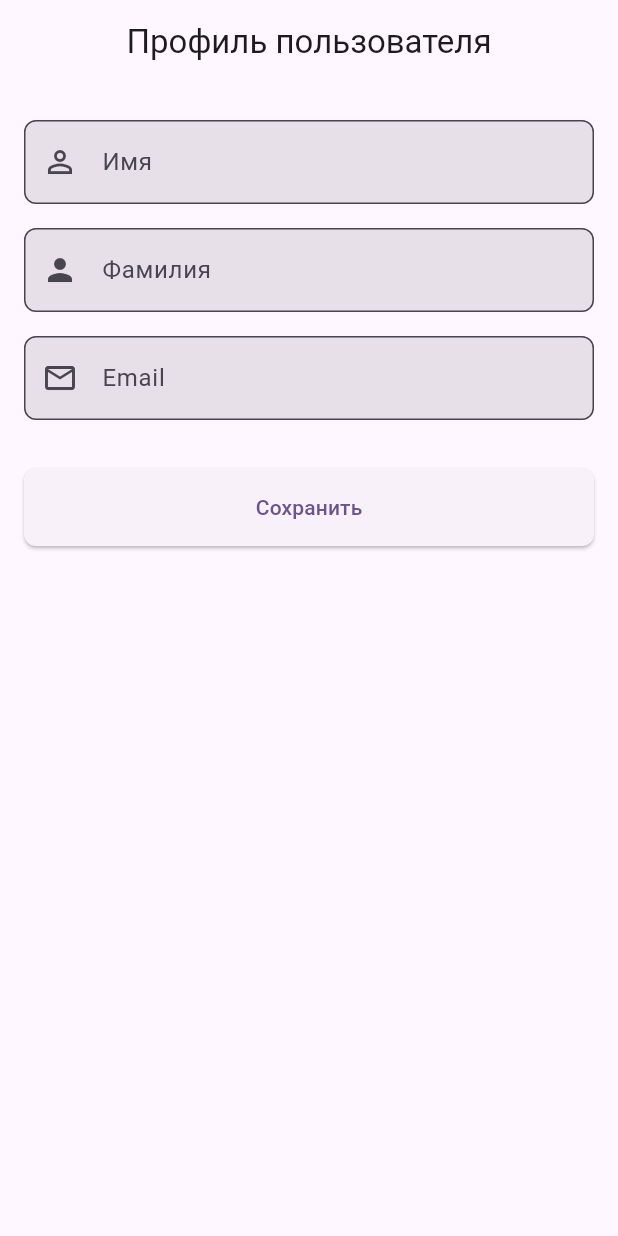
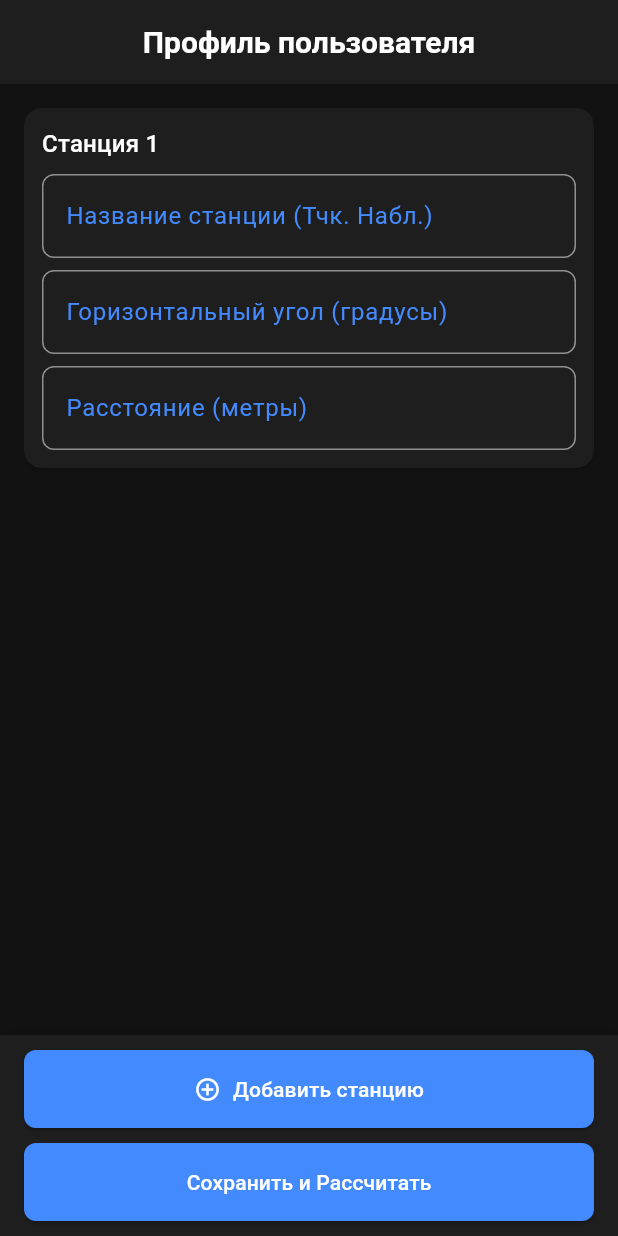
Before and after one commit to DtheCan/TraverseMastery, a Flutter app: the screen it shows after launch, on a phone screen of 412 x 824 dp. Run offline on Flutter 3.47's test engine with Material 3 defaults, Android fonts, the phone set to English and light mode, and no system bars.

Commit message:
add and update new files

```diff
--- /dev/null
+++ b/lib/Models/theodolite_station.dart
@@ -0,0 +1,17 @@
+// Модель для хранения данных одной станции теодолитного хода
+class TheodoliteStation {
+  final String id; // Уникальный идентификатор для управления списком
+  String stationName;    // Название станции (например, Т1, Т2, ПП1)
+  double? horizontalAngle; // Горизонтальный угол (градусы, минуты, секунды можно объединить или разделить)
+  double? distance;        // Расстояние до следующей точки (метры)
+  // Можно добавить и другие поля, если необходимо:
+  // double? verticalAngle;
+  // String? notes;
+
+  TheodoliteStation({
+    required this.id,
+    this.stationName = '',
+    this.horizontalAngle,
+    this.distance,
+  });
+}
--- /dev/null
+++ b/lib/UI/app_theme.dart
@@ -0,0 +1,181 @@
+import 'package:flutter/material.dart';
+
+class AppTheme {
+  // Статические экземпляры тем, чтобы к ним можно было легко обращаться
+  static final ThemeData darkTheme = _buildDarkTheme();
+  static final ThemeData lightTheme = _buildLightTheme(); // Пример для будущей светлой темы
+
+  // Приватный конструктор, чтобы нельзя было создать экземпляр этого класса
+  AppTheme._();
+
+  // ----- ОПРЕДЕЛЕНИЕ ТЁМНОЙ ТЕМЫ -----
+  static ThemeData _buildDarkTheme() {
+    const primaryBlack = Color(0xFF121212);
+    const cardBlack = Color(0xFF1E1E1E);
+    const accentBlue = Colors.blueAccent; // Или ваш любимый оттенок синего, например Color(0xFF448AFF)
+    const textOnPrimary = Colors.white;
+    const textOnSurface = Colors.white70;
+
+    return ThemeData(
+      brightness: Brightness.dark,
+      primaryColor: primaryBlack,
+      scaffoldBackgroundColor: primaryBlack,
+      colorScheme: ColorScheme.dark(
+        primary: accentBlue,
+        onPrimary: textOnPrimary,
+        secondary: Colors.tealAccent, // Можно заменить на другой оттенок синего или оставить
+        onSecondary: primaryBlack,
+        surface: cardBlack,
+        onSurface: textOnPrimary,
+        background: primaryBlack,
+        onBackground: textOnPrimary,
+        error: Colors.redAccent,
+        onError: textOnPrimary,
+      ),
+      appBarTheme: const AppBarTheme(
+        backgroundColor: cardBlack,
+        elevation: 0,
+        titleTextStyle: TextStyle(
+          color: textOnPrimary,
+          fontSize: 20,
+          fontWeight: FontWeight.bold,
+        ),
+        iconTheme: IconThemeData(color: accentBlue),
+      ),
+      inputDecorationTheme: InputDecorationTheme(
+        filled: true,
+        fillColor: cardBlack.withOpacity(0.5),
+        hintStyle: TextStyle(color: textOnSurface.withOpacity(0.6)),
+        labelStyle: const TextStyle(color: accentBlue),
+        border: OutlineInputBorder(
+          borderRadius: BorderRadius.circular(8.0),
+          borderSide: BorderSide(color: accentBlue.withOpacity(0.7)),
+        ),
+        enabledBorder: OutlineInputBorder(
+          borderRadius: BorderRadius.circular(8.0),
+          borderSide: BorderSide(color: textOnSurface.withOpacity(0.5)),
+        ),
+        focusedBorder: OutlineInputBorder(
+          borderRadius: BorderRadius.circular(8.0),
+          borderSide: const BorderSide(color: accentBlue, width: 2.0),
+        ),
+        prefixIconColor: accentBlue,
+      ),
+      elevatedButtonTheme: ElevatedButtonThemeData(
+        style: ElevatedButton.styleFrom(
+          backgroundColor: accentBlue,
+          foregroundColor: textOnPrimary,
+          minimumSize: const Size(double.infinity, 48),
+          shape: RoundedRectangleBorder(
+            borderRadius: BorderRadius.circular(8.0),
+          ),
+          padding: const EdgeInsets.symmetric(vertical: 16.0),
+        ),
+      ),
+      textTheme: const TextTheme(
+        bodyLarge: TextStyle(color: textOnPrimary),
+        bodyMedium: TextStyle(color: textOnSurface),
+        headlineSmall: TextStyle(color: textOnPrimary, fontWeight: FontWeight.bold),
+        titleLarge: TextStyle(color: textOnPrimary, fontWeight: FontWeight.bold),
+      ).apply(
+        bodyColor: textOnPrimary,
+        displayColor: textOnPrimary,
+      ),
+      iconTheme: const IconThemeData(
+        color: accentBlue,
+      ),
+      snackBarTheme: SnackBarThemeData(
+        backgroundColor: cardBlack,
+        contentTextStyle: const TextStyle(color: textOnPrimary),
+        actionTextColor: accentBlue,
+      ),
+      useMaterial3: true,
+    );
+  }
+
+  // ----- ОПРЕДЕЛЕНИЕ СВЕТЛОЙ ТЕМЫ (ПРИМЕР) -----
+  static ThemeData _buildLightTheme() {
+    // Определите цвета для светлой темы здесь
+    const primaryWhite = Color(0xFFFFFFFF);
+    const surfaceWhite = Color(0xFFF5F5F5); // Чуть темнее белого для поверхностей
+    const accentBlueLight = Colors.blue; // Может быть другой оттенок синего для светлой темы
+    const textOnLight = Colors.black87;
+    const textOnLightSurface = Colors.black54;
+
+    return ThemeData(
+      brightness: Brightness.light,
+      primaryColor: primaryWhite,
+      scaffoldBackgroundColor: primaryWhite,
+      colorScheme: ColorScheme.light(
+        primary: accentBlueLight,
+        onPrimary: Colors.white, // Текст на primary кнопках
+        secondary: Colors.lightBlueAccent,
+        onSecondary: Colors.black,
+        surface: surfaceWhite,
+        onSurface: textOnLight,
+        background: primaryWhite,
+        onBackground: textOnLight,
+        error: Colors.red,
+        onError: Colors.white,
+      ),
+      appBarTheme: AppBarTheme(
+        backgroundColor: surfaceWhite,
+        elevation: 1, // Можно добавить небольшую тень для светлой темы
+        titleTextStyle: TextStyle(
+          color: textOnLight,
+          fontSize: 20,
+          fontWeight: FontWeight.bold,
+        ),
+        iconTheme: IconThemeData(color: accentBlueLight),
+      ),
+      inputDecorationTheme: InputDecorationTheme(
+        filled: true,
+        fillColor: surfaceWhite.withOpacity(0.7),
+        hintStyle: TextStyle(color: textOnLightSurface.withOpacity(0.8)),
+        labelStyle: TextStyle(color: accentBlueLight),
+        border: OutlineInputBorder(
+          borderRadius: BorderRadius.circular(8.0),
+          borderSide: BorderSide(color: accentBlueLight.withOpacity(0.7)),
+        ),
+        enabledBorder: OutlineInputBorder(
+          borderRadius: BorderRadius.circular(8.0),
+          borderSide: BorderSide(color: textOnLightSurface.withOpacity(0.5)),
+        ),
+        focusedBorder: OutlineInputBorder(
+          borderRadius: BorderRadius.circular(8.0),
+          borderSide: BorderSide(color: accentBlueLight, width: 2.0),
+        ),
+        prefixIconColor: accentBlueLight,
+      ),
+      elevatedButtonTheme: ElevatedButtonThemeData(
+        style: ElevatedButton.styleFrom(
+          backgroundColor: accentBlueLight,
+          foregroundColor: Colors.white, // Текст на кнопке
+          minimumSize: const Size(double.infinity, 48),
+          shape: RoundedRectangleBorder(
+            borderRadius: BorderRadius.circular(8.0),
+          ),
+          padding: const EdgeInsets.symmetric(vertical: 16.0),
+        ),
+      ),
+      textTheme: TextTheme(
+        bodyLarge: TextStyle(color: textOnLight),
+        bodyMedium: TextStyle(color: textOnLightSurface),
+        headlineSmall: TextStyle(color: textOnLight, fontWeight: FontWeight.bold),
+        titleLarge: TextStyle(color: textOnLight, fontWeight: FontWeight.bold),
+      ).apply(
+        bodyColor: textOnLight,
+        displayColor: textOnLight,
+      ),
+      iconTheme: IconThemeData(
+        color: accentBlueLight,
+      ),
+      snackBarTheme: SnackBarThemeData(
+        backgroundColor: surfaceWhite,
+        contentTextStyle: TextStyle(color: textOnLight),
+        actionTextColor: accentBlueLight,
+      ),
+      useMaterial3: true,
+    );
+  }
+}
--- a/lib/UI/user_profile_screen.dart
+++ b/lib/UI/user_profile_screen.dart
@@ -1,5 +1,5 @@
 import 'package:flutter/material.dart';
-import 'widgets/user_profile_form.dart'; // Импортируем нашу форму
+import 'widgets/theodolite_form.dart'; // Импортируем нашу форму
 
 class UserProfileScreen extends StatelessWidget {
   const UserProfileScreen({super.key});
@@ -11,7 +11,7 @@ class UserProfileScreen extends StatelessWidget {
         title: const Text('Профиль пользователя'),
         centerTitle: true, // Для центрирования заголовка
       ),
-      body: const UserProfileForm(), // Вставляем нашу форму
+      body: const TheodoliteForm(), // Вставляем нашу форму
     );
   }
 }
--- /dev/null
+++ b/lib/UI/widgets/theodolite_form.dart
@@ -0,0 +1,251 @@
+import 'package:flutter/material.dart';
+import 'package:uuid/uuid.dart';
+import '../../models/theodolite_station.dart';
+
+class TheodoliteForm extends StatefulWidget {
+  const TheodoliteForm({super.key});
+
+  @override
+  State<TheodoliteForm> createState() => _TheodoliteFormState();
+}
+
+class _TheodoliteFormState extends State<TheodoliteForm> {
+  final _formKey = GlobalKey<FormState>();
+  List<TheodoliteStation> _stations = [];
+  final Uuid _uuid = const Uuid();
+  final Map<String, Map<String, TextEditingController>> _controllers = {};
+
+  @override
+  void initState() {
+    super.initState();
+    _addStation();
+  }
+
+  void _initializeControllersForStation(String stationId) {
+    _controllers[stationId] = {
+      'name': TextEditingController(),
+      'angle': TextEditingController(),
+      'distance': TextEditingController(),
+    };
+    // Если у станции уже есть данные, заполняем контроллеры
+    final stationData = _stations.firstWhere((s) => s.id == stationId, orElse: () => TheodoliteStation(id: 'temp')); // orElse для безопасности
+    if(stationData.id != 'temp') { // Проверяем, что станция найдена
+      _controllers[stationId]!['name']!.text = stationData.stationName;
+      _controllers[stationId]!['angle']!.text = stationData.horizontalAngle?.toString() ?? '';
+      _controllers[stationId]!['distance']!.text = stationData.distance?.toString() ?? '';
+    }
+  }
+
+  void _disposeControllersForStation(String stationId) {
+    _controllers[stationId]?.forEach((_, controller) => controller.dispose());
+    _controllers.remove(stationId);
+  }
+
+  @override
+  void dispose() {
+    for (var stationControllers in _controllers.values) {
+      stationControllers.forEach((_, controller) => controller.dispose());
+    }
+    _controllers.clear();
+    super.dispose();
+  }
+
+  void _addStation() {
+    setState(() {
+      final stationId = _uuid.v4();
+      // Сначала добавляем станцию в список
+      _stations.add(TheodoliteStation(id: stationId));
+      // Затем инициализируем контроллеры для нее
+      _initializeControllersForStation(stationId);
+    });
+  }
+
+  void _removeStation(int index) {
+    // Безопасное удаление, если станций больше одной
+    if (_stations.length > 1) {
+      setState(() {
+        final stationId = _stations[index].id;
+        _disposeControllersForStation(stationId);
+        _stations.removeAt(index);
+      });
+    } else {
+      ScaffoldMessenger.of(context).showSnackBar(
+        const SnackBar(content: Text('Нельзя удалить последнюю станцию')),
+      );
+    }
+  }
+
+  void _submitForm() {
+    if (_formKey.currentState!.validate()) {
+      _formKey.currentState!.save();
+
+      for (int i = 0; i < _stations.length; i++) {
+        final stationId = _stations[i].id;
+        if (_controllers.containsKey(stationId)) { // Добавлена проверка на существование ключа
+          _stations[i].stationName = _controllers[stationId]!['name']!.text;
+          _stations[i].horizontalAngle = double.tryParse(_controllers[stationId]!['angle']!.text);
+          _stations[i].distance = double.tryParse(_controllers[stationId]!['distance']!.text);
+        }
+      }
+
+      print('Данные теодолитного хода:');
+      for (var station in _stations) {
+        print('Станция ID: ${station.id}');
+        print('  Название: ${station.stationName}');
+        print('  Угол: ${station.horizontalAngle}');
+        print('  Расстояние: ${station.distance}');
+      }
+
+      ScaffoldMessenger.of(context).showSnackBar(
+        const SnackBar(content: Text('Данные сохранены (пока без расчета)!')),
+      );
+    } else {
+      ScaffoldMessenger.of(context).showSnackBar(
+        const SnackBar(content: Text('Пожалуйста, исправьте ошибки в форме.')),
+      );
+    }
+  }
+
+  Widget _buildStationInput(int index) {
+    final station = _stations[index];
+    final stationId = station.id;
+
+    if (!_controllers.containsKey(stationId)) {
+      _initializeControllersForStation(stationId);
+    }
+
+
+    return Card(
+      margin: const EdgeInsets.symmetric(vertical: 8.0, horizontal: 16.0), // Добавлен горизонтальный отступ
+      child: Padding(
+        padding: const EdgeInsets.all(12.0),
+        child: Column(
+          crossAxisAlignment: CrossAxisAlignment.start,
+          children: [
+            Row(
+              mainAxisAlignment: MainAxisAlignment.spaceBetween,
+              children: [
+                Text('Станция ${index + 1}', style: Theme.of(context).textTheme.titleMedium),
+                if (_stations.length > 1)
+                  IconButton(
+                    icon: Icon(Icons.remove_circle_outline, color: Theme.of(context).colorScheme.error),
+                    onPressed: () => _removeStation(index),
+                  ),
+              ],
+            ),
+            const SizedBox(height: 8),
+            TextFormField(
+              controller: _controllers[stationId]!['name'],
+              decoration: const InputDecoration(labelText: 'Название станции (Тчк. Набл.)'),
+              validator: (value) {
+                if (value == null || value.isEmpty) return 'Введите название станции';
+                return null;
+              },
+            ),
+            const SizedBox(height: 8),
+            TextFormField(
+              controller: _controllers[stationId]!['angle'],
+              decoration: const InputDecoration(labelText: 'Горизонтальный угол (градусы)'),
+              keyboardType: const TextInputType.numberWithOptions(decimal: true),
+              validator: (value) {
+                if (value != null && value.isNotEmpty && double.tryParse(value) == null) return 'Введите корректное число';
+                return null;
+              },
+            ),
+            const SizedBox(height: 8),
+            TextFormField(
+              controller: _controllers[stationId]!['distance'],
+              decoration: const InputDecoration(labelText: 'Расстояние (метры)'),
+              keyboardType: const TextInputType.numberWithOptions(decimal: true),
+              validator: (value) {
+                if (value != null && value.isNotEmpty && double.tryParse(value) == null) return 'Введите корректное число';
+                return null;
+              },
+            ),
+          ],
+        ),
+      ),
+    );
+  }
+
+  @override
+  Widget build(BuildContext context) {
+    // Обернем Form в SafeArea, чтобы избежать перекрытия системными элементами сверху и снизу
+    // но только для основного контента, а кнопки разместим отдельно
+    return SafeArea(
+      // Убираем отступы SafeArea снизу, т.к. мы сами будем управлять отступом кнопок
+      bottom: false,
+      child: Form(
+        key: _formKey,
+        child: Column( // Основной Column для разделения списка и кнопок
+          children: [
+            Expanded( // ListView.builder будет занимать все доступное пространство
+              child: ListView.builder(
+                // Убираем отступы ListView, так как Card уже имеет свои
+                padding: const EdgeInsets.only(top: 8.0, bottom: 8.0), // Отступы только сверху и снизу списка
+                itemCount: _stations.length,
+                itemBuilder: (context, index) {
+                  return _buildStationInput(index);
+                },
+              ),
+            ),
+            // Контейнер для кнопок внизу
+            _buildBottomButtons(),
+          ],
+        ),
+      ),
+    );
+  }
+
+  // Новый виджет для нижних кнопок
+  Widget _buildBottomButtons() {
+    return Container(
+      // Добавляем отступ снизу, равный системному отступу + небольшой дополнительный
+      // Это гарантирует, что кнопки будут над системной навигацией
+      padding: EdgeInsets.only(
+        left: 16.0,
+        right: 16.0,
+        top: 10.0,
+        bottom: MediaQuery.of(context).padding.bottom + 10.0, // Учитываем нижний системный отступ
+      ),
+      // Можно добавить цвет фона, если тема вашего Scaffold прозрачная или отличается
+      // color: Theme.of(context).bottomAppBarTheme.color ?? Theme.of(context).colorScheme.surface,
+      // Можно добавить разделитель сверху
+      decoration: BoxDecoration(
+        color: Theme.of(context).colorScheme.surface, // Используем цвет поверхности из темы
+        boxShadow: [
+          BoxShadow(
+            color: Colors.black.withOpacity(0.1),
+            spreadRadius: 0,
+            blurRadius: 8,
+            offset: const Offset(0, -2), // Тень вверх
+          ),
+        ],
+      ),
+      child: Column(
+        mainAxisSize: MainAxisSize.min, // Чтобы Column занимал минимально необходимую высоту
+        children: [
+          ElevatedButton.icon(
+            icon: const Icon(Icons.add_circle_outline),
+            label: const Text('Добавить станцию'),
+            onPressed: _addStation,
+            style: ElevatedButton.styleFrom(
+              minimumSize: const Size(double.infinity, 48),
+            ),
+          ),
+          const SizedBox(height: 10),
+          ElevatedButton(
+            onPressed: _submitForm,
+            style: ElevatedButton.styleFrom(
+              minimumSize: const Size(double.infinity, 48),
+              // Можно сделать эту кнопку более выделяющейся (основной)
+              // backgroundColor: Theme.of(context).colorScheme.primary,
+              // foregroundColor: Theme.of(context).colorScheme.onPrimary,
+            ),
+            child: const Text('Сохранить и Рассчитать'),
+          ),
+        ],
+      ),
+    );
+  }
+}
--- a/lib/UI/widgets/user_profile_form.dart
+++ /dev/null
@@ -1,106 +0,0 @@
-import 'package:flutter/material.dart';
-import  'package:traversemastery/UI/widgets/custom_text_field.dart';
-
-class UserProfileForm extends StatefulWidget {
-  const UserProfileForm({super.key});
-
-  @override
-  State<UserProfileForm> createState() => _UserProfileFormState();
-}
-
-class _UserProfileFormState extends State<UserProfileForm> {
-  final _formKey = GlobalKey<FormState>(); // Ключ для валидации формы
-
-  // Контроллеры для получения значений из полей
-  final TextEditingController _firstNameController = TextEditingController();
-  final TextEditingController _lastNameController = TextEditingController();
-  final TextEditingController _emailController = TextEditingController();
-
-  @override
-  void dispose() {
-    // Не забываем очищать контроллеры
-    _firstNameController.dispose();
-    _lastNameController.dispose();
-    _emailController.dispose();
-    super.dispose();
-  }
-
-  void _submitForm() {
-    if (_formKey.currentState!.validate()) {
-      // Форма валидна, можно обрабатывать данные
-      String firstName = _firstNameController.text;
-      String lastName = _lastNameController.text;
-      String email = _emailController.text;
-
-      // Здесь ваша логика обработки данных (например, отправка на сервер, сохранение локально)
-      print('Имя: $firstName');
-      print('Фамилия: $lastName');
-      print('Email: $email');
-
-      ScaffoldMessenger.of(context).showSnackBar(
-        const SnackBar(content: Text('Данные отправлены!')),
-      );
-    } else {
-      ScaffoldMessenger.of(context).showSnackBar(
-        const SnackBar(content: Text('Пожалуйста, исправьте ошибки в форме.')),
-      );
-    }
-  }
-
-  @override
-  Widget build(BuildContext context) {
-    return Form(
-      key: _formKey,
-      child: ListView( // Используем ListView для прокрутки, если полей много
-        padding: const EdgeInsets.all(16.0),
-        children: <Widget>[
-          CustomTextField( // или TextFormField, если не используете кастомный
-            controller: _firstNameController,
-            labelText: 'Имя',
-            icon: Icons.person_outline,
-            validator: (value) {
-              if (value == null || value.isEmpty) {
-                return 'Пожалуйста, введите имя';
-              }
-              return null;
-            },
-          ),
-          CustomTextField(
-            controller: _lastNameController,
-            labelText: 'Фамилия',
-            icon: Icons.person,
-            validator: (value) {
-              if (value == null || value.isEmpty) {
-                return 'Пожалуйста, введите фамилию';
-              }
-              return null;
-            },
-          ),
-          CustomTextField(
-            controller: _emailController,
-            labelText: 'Email',
-            icon: Icons.email_outlined,
-            keyboardType: TextInputType.emailAddress,
-            validator: (value) {
-              if (value == null || value.isEmpty) {
-                return 'Пожалуйста, введите email';
-              }
-              if (!RegExp(r'^[\w-\.]+@([\w-]+\.)+[\w-]{2,4}$').hasMatch(value)) {
-                return 'Пожалуйста, введите корректный email';
-              }
-              return null;
-            },
-          ),
-          const SizedBox(height: 24.0),
-          ElevatedButton(
-            onPressed: _submitForm,
-            style: ElevatedButton.styleFrom(
-                padding: const EdgeInsets.symmetric(vertical: 16.0)
-            ),
-            child: const Text('Сохранить'),
-          ),
-        ],
-      ),
-    );
-  }
-}
--- a/lib/main.dart
+++ b/lib/main.dart
@@ -1,5 +1,6 @@
 import 'package:flutter/material.dart';
-import 'package:traversemastery/UI/user_profile_screen.dart'; // Убедитесь, что путь правильный к вашему проекту
+import 'package:traversemastery/UI/app_theme.dart';
+import 'package:traversemastery/UI/user_profile_screen.dart';
 
 void main() {
   runApp(const MyApp());
@@ -12,28 +13,14 @@ class MyApp extends StatelessWidget {
   Widget build(BuildContext context) {
     return MaterialApp(
       title: 'TestDesc App',
-      theme: ThemeData(
-        primarySwatch: Colors.blue, // Или ваша тема
-        // Для более современного вида можно использовать colorScheme
-        colorScheme: ColorScheme.fromSeed(seedColor: Colors.deepPurple),
-        useMaterial3: true,
-        inputDecorationTheme: InputDecorationTheme( // Общие стили для полей ввода
-          border: OutlineInputBorder(
-            borderRadius: BorderRadius.circular(8.0),
-          ),
-          // filled: true,
-          // fillColor: Colors.grey[100],
-        ),
-        elevatedButtonTheme: ElevatedButtonThemeData( // Общие стили для кнопок
-          style: ElevatedButton.styleFrom(
-            minimumSize: const Size(double.infinity, 48), // Кнопка на всю ширину
-            shape: RoundedRectangleBorder(
-              borderRadius: BorderRadius.circular(8.0),
-            ),
-          ),
-        ),
-      ),
-      home: const UserProfileScreen(), // Указываем наш новый экран как домашний
+      // Используем нашу тёмную тему по умолчанию
+      theme: AppTheme.darkTheme,
+      // Если вы захотите добавить логику переключения тем,
+      // вам также понадобится свойство darkTheme и themeMode:
+      // darkTheme: AppTheme.darkTheme, // Можно явно указать темную тему для darkTheme
+      // themeMode: ThemeMode.dark, // или ThemeMode.light, или ThemeMode.system
+
+      home: const UserProfileScreen(),
       debugShowCheckedModeBanner: false,
     );
   }
--- a/pubspec.yaml
+++ b/pubspec.yaml
@@ -31,9 +31,8 @@ dependencies:
   flutter:
     sdk: flutter
 
-  # The following adds the Cupertino Icons font to your application.
-  # Use with the CupertinoIcons class for iOS style icons.
   cupertino_icons: ^1.0.8
+  uuid: ^4.5.1
 
 dev_dependencies:
   flutter_test:
```
Also changed, not shown: lib/UI/screens/calculation_results_screen.dart (added), lib/UI/screens/data_entry_screen.dart (added), lib/UI/view_models/calculation_result_view_model.dart (added), lib/UI/widgets/result_display_widgets.dart (added), lib/data/repositories/calculation_repository.dart (added).
